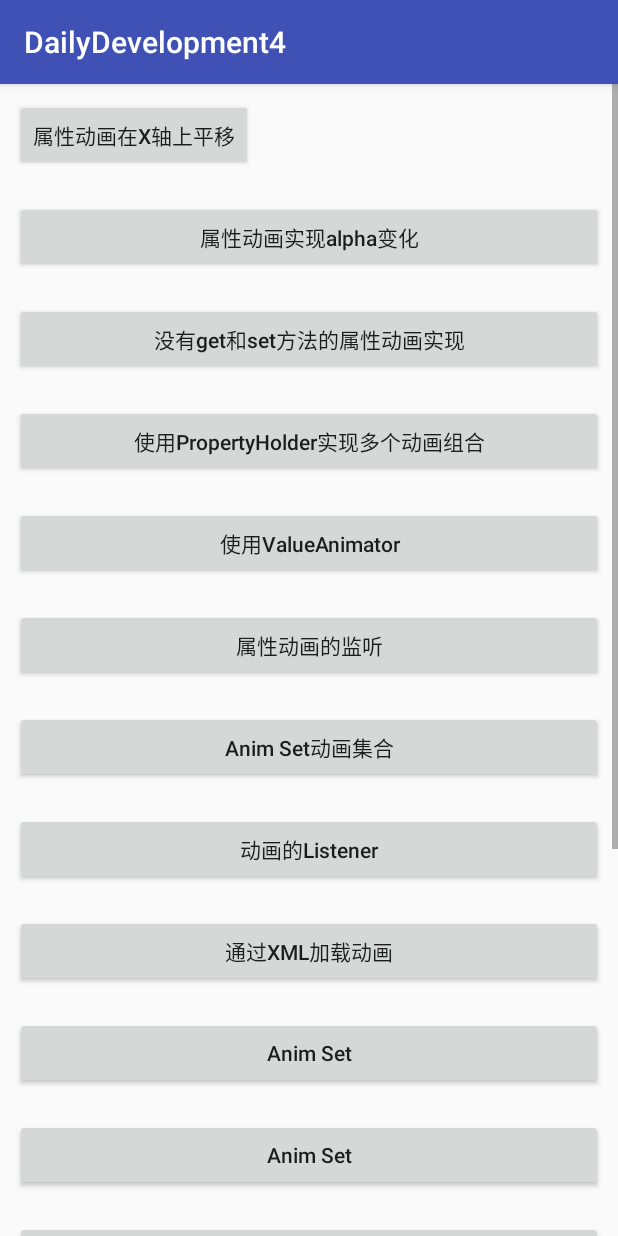
After one commit to caofengbin/DailyDevelopment4, an Android app: the AnimationActivity2 screen opened directly, with no data from a screen before it, on a phone screen of 412 x 824 dp. The commit adds this screen. Run offline under Robolectric (Android 15) with nearby library versions, the phone set to English and light mode, and no system bars; our stand-ins replace ButterKnife.

Commit message:
add code about annimtion and animator

```diff
--- a/app/src/main/AndroidManifest.xml
+++ b/app/src/main/AndroidManifest.xml
@@ -80,6 +80,8 @@
         </activity>
         <activity android:name=".example7.animation.AnimationActivity">
         </activity>
+        <activity android:name=".example8.animation2.AnimationActivity2">
+        </activity>
     </application>
 
 </manifest>
--- a/app/src/main/java/cfb/com/dailydevelopment4/MainActivity.java
+++ b/app/src/main/java/cfb/com/dailydevelopment4/MainActivity.java
@@ -15,6 +15,7 @@ import cfb.com.dailydevelopment4.example4.okhttp.UseOkHttpActivity;
 import cfb.com.dailydevelopment4.example5.download.TestDownloadActivity;
 import cfb.com.dailydevelopment4.example6.drawtext.DrawTextActivity;
 import cfb.com.dailydevelopment4.example7.animation.AnimationActivity;
+import cfb.com.dailydevelopment4.example8.animation2.AnimationActivity2;
 
 public class MainActivity extends AppCompatActivity implements AdapterView.OnItemClickListener {
 
@@ -62,6 +63,7 @@ public class MainActivity extends AppCompatActivity implements AdapterView.OnIte
                 startIntent(AnimationActivity.class);
 				break;
 			case 7:
+                startIntent(AnimationActivity2.class);
 				break;
 			case 8:
 				break;
--- /dev/null
+++ b/app/src/main/res/layout/activity_animation2.xml
@@ -0,0 +1,154 @@
+<?xml version="1.0" encoding="utf-8"?>
+<ScrollView
+    android:id="@+id/activity_animation2"
+    android:layout_width="match_parent"
+    android:layout_height="match_parent"
+    xmlns:android="http://schemas.android.com/apk/res/android"
+    xmlns:tools="http://schemas.android.com/tools"
+    tools:context="cfb.com.dailydevelopment4.example7.animation.AnimationActivity">
+
+
+    <LinearLayout
+        android:layout_width="match_parent"
+        android:layout_height="match_parent"
+        android:orientation="vertical">
+
+        <Button
+            android:id="@+id/attribute_animation_translation_x"
+            android:layout_width="wrap_content"
+            android:layout_height="wrap_content"
+            android:layout_margin="10dp"
+            android:text="属性动画在X轴上平移"
+            android:textAllCaps="false"/>
+
+        <Button
+            android:id="@+id/attribute_animation_alpha"
+            android:layout_width="match_parent"
+            android:layout_height="wrap_content"
+            android:layout_margin="10dp"
+            android:text="属性动画实现alpha变化"
+            android:textAllCaps="false"/>
+
+        <Button
+            android:id="@+id/attribute_animation_self_define"
+            android:layout_width="match_parent"
+            android:layout_height="wrap_content"
+            android:layout_margin="10dp"
+            android:text="没有get和set方法的属性动画实现"
+            android:textAllCaps="false"/>
+
+        <Button
+            android:id="@+id/property_values_holder"
+            android:layout_width="match_parent"
+            android:layout_height="wrap_content"
+            android:layout_margin="10dp"
+            android:text="使用PropertyHolder实现多个动画组合"
+            android:textAllCaps="false"/>
+
+        <Button
+            android:id="@+id/use_value_animator"
+            android:layout_width="match_parent"
+            android:layout_height="wrap_content"
+            android:layout_margin="10dp"
+            android:text="使用ValueAnimator"
+            android:textAllCaps="false"/>
+
+        <Button
+            android:id="@+id/property_animation_listener_btn"
+            android:layout_width="match_parent"
+            android:layout_height="wrap_content"
+            android:layout_margin="10dp"
+            android:text="属性动画的监听"
+            android:textAllCaps="false"/>
+
+        <Button
+            android:id="@+id/animation_set_btn"
+            android:layout_width="match_parent"
+            android:layout_height="wrap_content"
+            android:layout_margin="10dp"
+            android:text="Anim Set动画集合"
+            android:textAllCaps="false"/>
+
+        <Button
+            android:id="@+id/animation_listener_btn"
+            android:layout_width="match_parent"
+            android:layout_height="wrap_content"
+            android:layout_margin="10dp"
+            android:text="动画的Listener"
+            android:textAllCaps="false"/>
+
+        <Button
+            android:id="@+id/animation_xml_btn"
+            android:layout_width="match_parent"
+            android:layout_height="wrap_content"
+            android:layout_margin="10dp"
+            android:text="通过XML加载动画"
+            android:textAllCaps="false"/>
+
+        <Button
+            android:layout_width="match_parent"
+            android:layout_height="wrap_content"
+            android:layout_margin="10dp"
+            android:onClick="btnSet"
+            android:text="Anim Set"
+            android:textAllCaps="false"/>
+
+        <Button
+            android:layout_width="match_parent"
+            android:layout_height="wrap_content"
+            android:layout_margin="10dp"
+            android:onClick="btnSet"
+            android:text="Anim Set"
+            android:textAllCaps="false"/>
+
+        <Button
+            android:layout_width="match_parent"
+            android:layout_height="wrap_content"
+            android:layout_margin="10dp"
+            android:onClick="btnSet"
+            android:text="Anim Set"
+            android:textAllCaps="false"/>
+
+        <Button
+            android:layout_width="match_parent"
+            android:layout_height="wrap_content"
+            android:layout_margin="10dp"
+            android:onClick="btnSet"
+            android:text="Anim Set"
+            android:textAllCaps="false"/>
+
+        <Button
+            android:layout_width="match_parent"
+            android:layout_height="wrap_content"
+            android:layout_margin="10dp"
+            android:onClick="btnSet"
+            android:text="Anim Set"
+            android:textAllCaps="false"/>
+
+        <Button
+            android:layout_width="match_parent"
+            android:layout_height="wrap_content"
+            android:layout_margin="10dp"
+            android:onClick="btnSet"
+            android:text="Anim Set"
+            android:textAllCaps="false"/>
+
+        <Button
+            android:layout_width="match_parent"
+            android:layout_height="wrap_content"
+            android:layout_margin="10dp"
+            android:onClick="btnSet"
+            android:text="Anim Set"
+            android:textAllCaps="false"/>
+
+        <Button
+            android:layout_width="match_parent"
+            android:layout_height="wrap_content"
+            android:layout_margin="10dp"
+            android:onClick="btnSet"
+            android:text="Anim Set"
+            android:textAllCaps="false"/>
+    </LinearLayout>
+
+
+</ScrollView>
```
Also changed, not shown: app/src/main/java/cfb/com/dailydevelopment4/example7/animation/AnimationActivity.java (+63 -2 lines), app/src/main/java/cfb/com/dailydevelopment4/example8/animation2/AnimationActivity2.java (added, +161 -0 lines), app/src/main/res/anim/market_arrow_collapsing_anim.xml (added, +11 -0 lines), app/src/main/res/layout/activity_animation.xml (+15 -28 lines), 1 other file.
